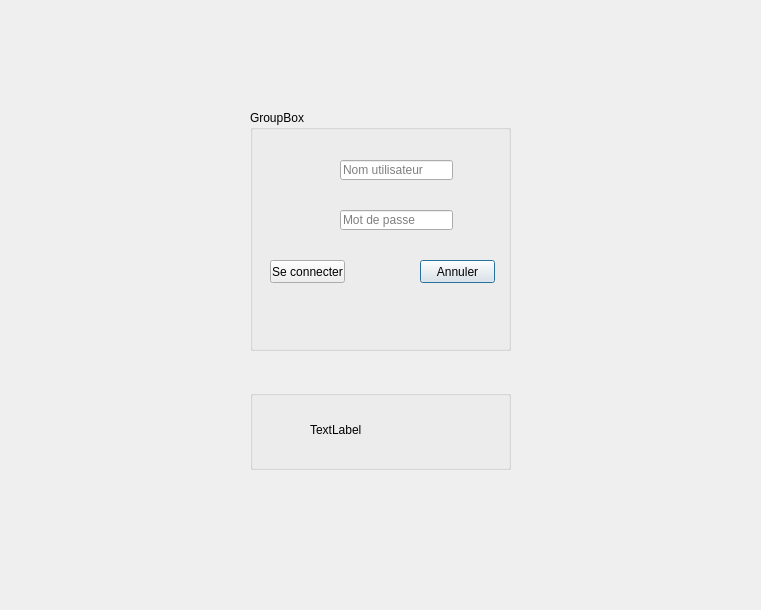
FestiClic/FestiClic3, file FestiClicC/login.ui: the form before one commit.
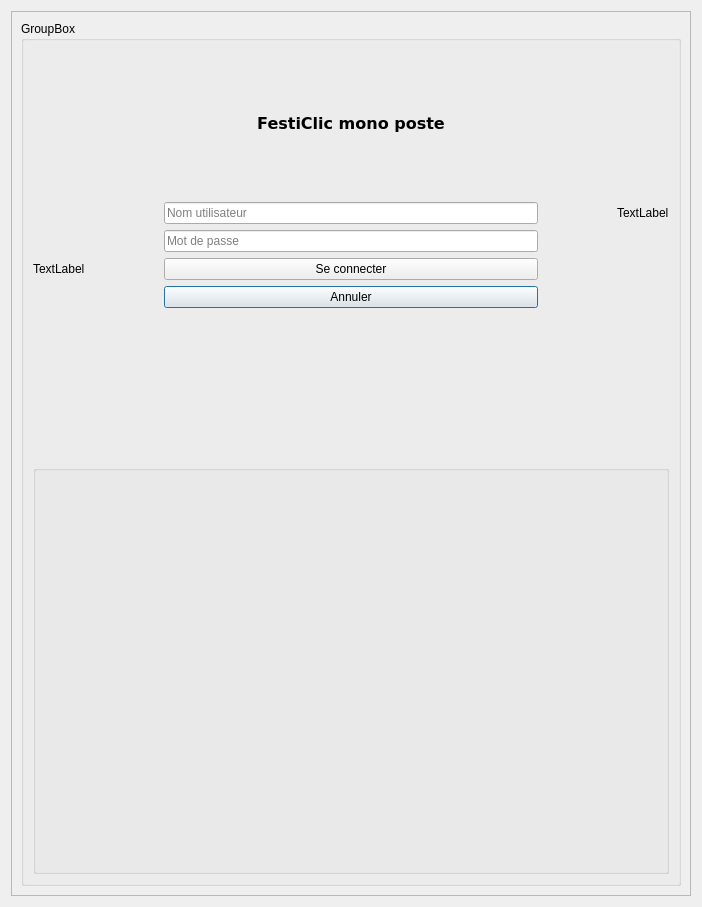
The form after the commit. Icons and pictures are not drawn.

Patch:
```diff
--- a/FestiClicC/login.ui
+++ b/FestiClicC/login.ui
@@ -6,104 +6,585 @@
    <rect>
     <x>0</x>
     <y>0</y>
-    <width>761</width>
-    <height>610</height>
+    <width>702</width>
+    <height>907</height>
    </rect>
   </property>
   <property name="windowTitle">
    <string>Dialog</string>
   </property>
-  <widget class="QGroupBox" name="groupBox">
-   <property name="geometry">
-    <rect>
-     <x>250</x>
-     <y>390</y>
-     <width>261</width>
-     <height>80</height>
-    </rect>
-   </property>
-   <property name="title">
-    <string/>
-   </property>
-   <widget class="QLabel" name="lLabConnexion">
-    <property name="geometry">
-     <rect>
-      <x>60</x>
-      <y>30</y>
-      <width>151</width>
-      <height>20</height>
-     </rect>
-    </property>
-    <property name="text">
-     <string>TextLabel</string>
-    </property>
-   </widget>
-  </widget>
-  <widget class="QGroupBox" name="groupBox_2">
-   <property name="geometry">
-    <rect>
-     <x>250</x>
-     <y>110</y>
-     <width>261</width>
-     <height>241</height>
-    </rect>
-   </property>
-   <property name="title">
-    <string>GroupBox</string>
-   </property>
-   <widget class="QPushButton" name="lBtnAnnuler">
-    <property name="geometry">
-     <rect>
-      <x>170</x>
-      <y>150</y>
-      <width>75</width>
-      <height>23</height>
-     </rect>
-    </property>
-    <property name="text">
-     <string>Annuler</string>
-    </property>
-   </widget>
-   <widget class="QPushButton" name="lBtnSeConnecter">
-    <property name="geometry">
-     <rect>
-      <x>20</x>
-      <y>150</y>
-      <width>75</width>
-      <height>23</height>
-     </rect>
-    </property>
-    <property name="text">
-     <string>Se connecter</string>
-    </property>
-   </widget>
-   <widget class="QLineEdit" name="lTxtMotDePasse">
-    <property name="geometry">
-     <rect>
-      <x>90</x>
-      <y>100</y>
-      <width>113</width>
-      <height>20</height>
-     </rect>
-    </property>
-    <property name="placeholderText">
-     <string>Mot de passe</string>
-    </property>
-   </widget>
-   <widget class="QLineEdit" name="lTxtNomUtilisateur">
-    <property name="geometry">
-     <rect>
-      <x>90</x>
-      <y>50</y>
-      <width>113</width>
-      <height>20</height>
-     </rect>
-    </property>
-    <property name="placeholderText">
-     <string>Nom utilisateur</string>
-    </property>
-   </widget>
-  </widget>
+  <layout class="QHBoxLayout" name="horizontalLayout">
+   <item>
+    <widget class="QScrollArea" name="scrollArea">
+     <property name="widgetResizable">
+      <bool>true</bool>
+     </property>
+     <widget class="QWidget" name="scrollAreaWidgetContents">
+      <property name="geometry">
+       <rect>
+        <x>0</x>
+        <y>0</y>
+        <width>737</width>
+        <height>870</height>
+       </rect>
+      </property>
+      <layout class="QVBoxLayout" name="verticalLayout">
+       <item>
+        <widget class="QGroupBox" name="groupBox_2">
+         <property name="title">
+          <string>GroupBox</string>
+         </property>
+         <layout class="QVBoxLayout" name="verticalLayout_2">
+          <item>
+           <layout class="QGridLayout" name="gridLayout">
+            <item row="0" column="2">
+             <widget class="QLabel" name="lLabConnexion_2">
+              <property name="font">
+               <font>
+                <family>Verdana</family>
+                <pointsize>12</pointsize>
+                <weight>75</weight>
+                <bold>true</bold>
+               </font>
+              </property>
+              <property name="text">
+               <string>FestiClic mono poste</string>
+              </property>
+              <property name="alignment">
+               <set>Qt::AlignCenter</set>
+              </property>
+              <property name="margin">
+               <number>10</number>
+              </property>
+             </widget>
+            </item>
+            <item row="1" column="4">
+             <widget class="QLabel" name="label_2">
+              <property name="text">
+               <string>TextLabel</string>
+              </property>
+             </widget>
+            </item>
+            <item row="6" column="2">
+             <widget class="QPushButton" name="lBtnAnnuler">
+              <property name="text">
+               <string>Annuler</string>
+              </property>
+             </widget>
+            </item>
+            <item row="1" column="3">
+             <widget class="QLabel" name="label_4">
+              <property name="text">
+               <string>                    </string>
+              </property>
+             </widget>
+            </item>
+            <item row="2" column="2">
+             <widget class="QLineEdit" name="lTxtMotDePasse">
+              <property name="echoMode">
+               <enum>QLineEdit::Password</enum>
+              </property>
+              <property name="placeholderText">
+               <string>Mot de passe</string>
+              </property>
+             </widget>
+            </item>
+            <item row="5" column="0">
+             <widget class="QLabel" name="label">
+              <property name="text">
+               <string>TextLabel</string>
+              </property>
+             </widget>
+            </item>
+            <item row="1" column="2">
+             <widget class="QLineEdit" name="lTxtNomUtilisateur">
+              <property name="placeholderText">
+               <string>Nom utilisateur</string>
+              </property>
+             </widget>
+            </item>
+            <item row="5" column="1">
+             <widget class="QLabel" name="label_3">
+              <property name="text">
+               <string>                    </string>
+              </property>
+             </widget>
+            </item>
+            <item row="5" column="2">
+             <widget class="QPushButton" name="lBtnSeConnecter">
+              <property name="text">
+               <string>Se connecter</string>
+              </property>
+             </widget>
+            </item>
+            <item row="7" column="2">
+             <widget class="QLabel" name="lLabConnexion">
+              <property name="font">
+               <font>
+                <family>Verdana</family>
+                <pointsize>12</pointsize>
+                <weight>75</weight>
+                <bold>true</bold>
+               </font>
+              </property>
+              <property name="text">
+               <string/>
+              </property>
+              <property name="alignment">
+               <set>Qt::AlignCenter</set>
+              </property>
+              <property name="margin">
+               <number>10</number>
+              </property>
+             </widget>
+            </item>
+           </layout>
+          </item>
+          <item>
+           <widget class="QGroupBox" name="groupBox">
+            <property name="title">
+             <string/>
+            </property>
+            <layout class="QVBoxLayout" name="verticalLayout_3">
+             <item>
+              <widget class="QLabel" name="lLabelLogo">
+               <property name="palette">
+                <palette>
+                 <active>
+                  <colorrole role="WindowText">
+                   <brush brushstyle="SolidPattern">
+                    <color alpha="255">
+                     <red>0</red>
+                     <green>0</green>
+                     <blue>0</blue>
+                    </color>
+                   </brush>
+                  </colorrole>
+                  <colorrole role="Button">
+                   <brush brushstyle="SolidPattern">
+                    <color alpha="255">
+                     <red>241</red>
+                     <green>241</green>
+                     <blue>241</blue>
+                    </color>
+                   </brush>
+                  </colorrole>
+                  <colorrole role="Light">
+                   <brush brushstyle="SolidPattern">
+                    <color alpha="255">
+                     <red>255</red>
+                     <green>255</green>
+                     <blue>255</blue>
+                    </color>
+                   </brush>
+                  </colorrole>
+                  <colorrole role="Midlight">
+                   <brush brushstyle="SolidPattern">
+                    <color alpha="255">
+                     <red>248</red>
+                     <green>248</green>
+                     <blue>248</blue>
+                    </color>
+                   </brush>
+                  </colorrole>
+                  <colorrole role="Dark">
+                   <brush brushstyle="SolidPattern">
+                    <color alpha="255">
+                     <red>120</red>
+                     <green>120</green>
+                     <blue>120</blue>
+                    </color>
+                   </brush>
+                  </colorrole>
+                  <colorrole role="Mid">
+                   <brush brushstyle="SolidPattern">
+                    <color alpha="255">
+                     <red>161</red>
+                     <green>161</green>
+                     <blue>161</blue>
+                    </color>
+                   </brush>
+                  </colorrole>
+                  <colorrole role="Text">
+                   <brush brushstyle="SolidPattern">
+                    <color alpha="255">
+                     <red>0</red>
+                     <green>0</green>
+                     <blue>0</blue>
+                    </color>
+                   </brush>
+                  </colorrole>
+                  <colorrole role="BrightText">
+                   <brush brushstyle="SolidPattern">
+                    <color alpha="255">
+                     <red>255</red>
+                     <green>255</green>
+                     <blue>255</blue>
+                    </color>
+                   </brush>
+                  </colorrole>
+                  <colorrole role="ButtonText">
+                   <brush brushstyle="SolidPattern">
+                    <color alpha="255">
+                     <red>0</red>
+                     <green>0</green>
+                     <blue>0</blue>
+                    </color>
+                   </brush>
+                  </colorrole>
+                  <colorrole role="Base">
+                   <brush brushstyle="SolidPattern">
+                    <color alpha="255">
+                     <red>255</red>
+                     <green>255</green>
+                     <blue>255</blue>
+                    </color>
+                   </brush>
+                  </colorrole>
+                  <colorrole role="Window">
+                   <brush brushstyle="SolidPattern">
+                    <color alpha="255">
+                     <red>241</red>
+                     <green>241</green>
+                     <blue>241</blue>
+                    </color>
+                   </brush>
+                  </colorrole>
+                  <colorrole role="Shadow">
+                   <brush brushstyle="SolidPattern">
+                    <color alpha="255">
+                     <red>0</red>
+                     <green>0</green>
+                     <blue>0</blue>
+                    </color>
+                   </brush>
+                  </colorrole>
+                  <colorrole role="AlternateBase">
+                   <brush brushstyle="SolidPattern">
+                    <color alpha="255">
+                     <red>248</red>
+                     <green>248</green>
+                     <blue>248</blue>
+                    </color>
+                   </brush>
+                  </colorrole>
+                  <colorrole role="ToolTipBase">
+                   <brush brushstyle="SolidPattern">
+                    <color alpha="255">
+                     <red>255</red>
+                     <green>255</green>
+                     <blue>220</blue>
+                    </color>
+                   </brush>
+                  </colorrole>
+                  <colorrole role="ToolTipText">
+                   <brush brushstyle="SolidPattern">
+                    <color alpha="255">
+                     <red>0</red>
+                     <green>0</green>
+                     <blue>0</blue>
+                    </color>
+                   </brush>
+                  </colorrole>
+                 </active>
+                 <inactive>
+                  <colorrole role="WindowText">
+                   <brush brushstyle="SolidPattern">
+                    <color alpha="255">
+                     <red>0</red>
+                     <green>0</green>
+                     <blue>0</blue>
+                    </color>
+                   </brush>
+                  </colorrole>
+                  <colorrole role="Button">
+                   <brush brushstyle="SolidPattern">
+                    <color alpha="255">
+                     <red>241</red>
+                     <green>241</green>
+                     <blue>241</blue>
+                    </color>
+                   </brush>
+                  </colorrole>
+                  <colorrole role="Light">
+                   <brush brushstyle="SolidPattern">
+                    <color alpha="255">
+                     <red>255</red>
+                     <green>255</green>
+                     <blue>255</blue>
+                    </color>
+                   </brush>
+                  </colorrole>
+                  <colorrole role="Midlight">
+                   <brush brushstyle="SolidPattern">
+                    <color alpha="255">
+                     <red>248</red>
+                     <green>248</green>
+                     <blue>248</blue>
+                    </color>
+                   </brush>
+                  </colorrole>
+                  <colorrole role="Dark">
+                   <brush brushstyle="SolidPattern">
+                    <color alpha="255">
+                     <red>120</red>
+                     <green>120</green>
+                     <blue>120</blue>
+                    </color>
+                   </brush>
+                  </colorrole>
+                  <colorrole role="Mid">
+                   <brush brushstyle="SolidPattern">
+                    <color alpha="255">
+                     <red>161</red>
+                     <green>161</green>
+                     <blue>161</blue>
+                    </color>
+                   </brush>
+                  </colorrole>
+                  <colorrole role="Text">
+                   <brush brushstyle="SolidPattern">
+                    <color alpha="255">
+                     <red>0</red>
+                     <green>0</green>
+                     <blue>0</blue>
+                    </color>
+                   </brush>
+                  </colorrole>
+                  <colorrole role="BrightText">
+                   <brush brushstyle="SolidPattern">
+                    <color alpha="255">
+                     <red>255</red>
+                     <green>255</green>
+                     <blue>255</blue>
+                    </color>
+                   </brush>
+                  </colorrole>
+                  <colorrole role="ButtonText">
+                   <brush brushstyle="SolidPattern">
+                    <color alpha="255">
+                     <red>0</red>
+                     <green>0</green>
+                     <blue>0</blue>
+                    </color>
+                   </brush>
+                  </colorrole>
+                  <colorrole role="Base">
+                   <brush brushstyle="SolidPattern">
+                    <color alpha="255">
+                     <red>255</red>
+                     <green>255</green>
+                     <blue>255</blue>
+                    </color>
+                   </brush>
+                  </colorrole>
+                  <colorrole role="Window">
+                   <brush brushstyle="SolidPattern">
+                    <color alpha="255">
+                     <red>241</red>
+                     <green>241</green>
+                     <blue>241</blue>
+                    </color>
+                   </brush>
+                  </colorrole>
+                  <colorrole role="Shadow">
+                   <brush brushstyle="SolidPattern">
+                    <color alpha="255">
+                     <red>0</red>
+                     <green>0</green>
+                     <blue>0</blue>
+                    </color>
+                   </brush>
+                  </colorrole>
+                  <colorrole role="AlternateBase">
+                   <brush brushstyle="SolidPattern">
+                    <color alpha="255">
+                     <red>248</red>
+                     <green>248</green>
+                     <blue>248</blue>
+                    </color>
+                   </brush>
+                  </colorrole>
+                  <colorrole role="ToolTipBase">
+                   <brush brushstyle="SolidPattern">
+                    <color alpha="255">
+                     <red>255</red>
+                     <green>255</green>
+                     <blue>220</blue>
+                    </color>
+                   </brush>
+                  </colorrole>
+                  <colorrole role="ToolTipText">
+                   <brush brushstyle="SolidPattern">
+                    <color alpha="255">
+                     <red>0</red>
+                     <green>0</green>
+                     <blue>0</blue>
+                    </color>
+                   </brush>
+                  </colorrole>
+                 </inactive>
+                 <disabled>
+                  <colorrole role="WindowText">
+                   <brush brushstyle="SolidPattern">
+                    <color alpha="255">
+                     <red>120</red>
+                     <green>120</green>
+                     <blue>120</blue>
+                    </color>
+                   </brush>
+                  </colorrole>
+                  <colorrole role="Button">
+                   <brush brushstyle="SolidPattern">
+                    <color alpha="255">
+                     <red>241</red>
+                     <green>241</green>
+                     <blue>241</blue>
+                    </color>
+                   </brush>
+                  </colorrole>
+                  <colorrole role="Light">
+                   <brush brushstyle="SolidPattern">
+                    <color alpha="255">
+                     <red>255</red>
+                     <green>255</green>
+                     <blue>255</blue>
+                    </color>
+                   </brush>
+                  </colorrole>
+                  <colorrole role="Midlight">
+                   <brush brushstyle="SolidPattern">
+                    <color alpha="255">
+                     <red>248</red>
+                     <green>248</green>
+                     <blue>248</blue>
+                    </color>
+                   </brush>
+                  </colorrole>
+                  <colorrole role="Dark">
+                   <brush brushstyle="SolidPattern">
+                    <color alpha="255">
+                     <red>120</red>
+                     <green>120</green>
+                     <blue>120</blue>
+                    </color>
+                   </brush>
+                  </colorrole>
+                  <colorrole role="Mid">
+                   <brush brushstyle="SolidPattern">
+                    <color alpha="255">
+                     <red>161</red>
+                     <green>161</green>
+                     <blue>161</blue>
+                    </color>
+                   </brush>
+                  </colorrole>
+                  <colorrole role="Text">
+                   <brush brushstyle="SolidPattern">
+                    <color alpha="255">
+                     <red>120</red>
+                     <green>120</green>
+                     <blue>120</blue>
+                    </color>
+                   </brush>
+                  </colorrole>
+                  <colorrole role="BrightText">
+                   <brush brushstyle="SolidPattern">
+                    <color alpha="255">
+                     <red>255</red>
+                     <green>255</green>
+                     <blue>255</blue>
+                    </color>
+                   </brush>
+                  </colorrole>
+                  <colorrole role="ButtonText">
+                   <brush brushstyle="SolidPattern">
+                    <color alpha="255">
+                     <red>120</red>
+                     <green>120</green>
+                     <blue>120</blue>
+                    </color>
+                   </brush>
+                  </colorrole>
+                  <colorrole role="Base">
+                   <brush brushstyle="SolidPattern">
+                    <color alpha="255">
+                     <red>241</red>
+                     <green>241</green>
+                     <blue>241</blue>
+                    </color>
+                   </brush>
+                  </colorrole>
+                  <colorrole role="Window">
+                   <brush brushstyle="SolidPattern">
+                    <color alpha="255">
+                     <red>241</red>
+                     <green>241</green>
+                     <blue>241</blue>
+                    </color>
+                   </brush>
+                  </colorrole>
+                  <colorrole role="Shadow">
+                   <brush brushstyle="SolidPattern">
+                    <color alpha="255">
+                     <red>0</red>
+                     <green>0</green>
+                     <blue>0</blue>
+                    </color>
+                   </brush>
+                  </colorrole>
+                  <colorrole role="AlternateBase">
+                   <brush brushstyle="SolidPattern">
+                    <color alpha="255">
+                     <red>241</red>
+                     <green>241</green>
+                     <blue>241</blue>
+                    </color>
+                   </brush>
+                  </colorrole>
+                  <colorrole role="ToolTipBase">
+                   <brush brushstyle="SolidPattern">
+                    <color alpha="255">
+                     <red>255</red>
+                     <green>255</green>
+                     <blue>220</blue>
+                    </color>
+                   </brush>
+                  </colorrole>
+                  <colorrole role="ToolTipText">
+                   <brush brushstyle="SolidPattern">
+                    <color alpha="255">
+                     <red>0</red>
+                     <green>0</green>
+                     <blue>0</blue>
+                    </color>
+                   </brush>
+                  </colorrole>
+                 </disabled>
+                </palette>
+               </property>
+               <property name="layoutDirection">
+                <enum>Qt::LeftToRight</enum>
+               </property>
+               <property name="text">
+                <string/>
+               </property>
+               <property name="pixmap">
+                <pixmap>../decibulles.jpg</pixmap>
+               </property>
+              </widget>
+             </item>
+            </layout>
+           </widget>
+          </item>
+         </layout>
+        </widget>
+       </item>
+      </layout>
+     </widget>
+    </widget>
+   </item>
+  </layout>
  </widget>
  <tabstops>
   <tabstop>lTxtNomUtilisateur</tabstop>
```
Left out of the diff: 1 changed line with no effect on the pictures.
